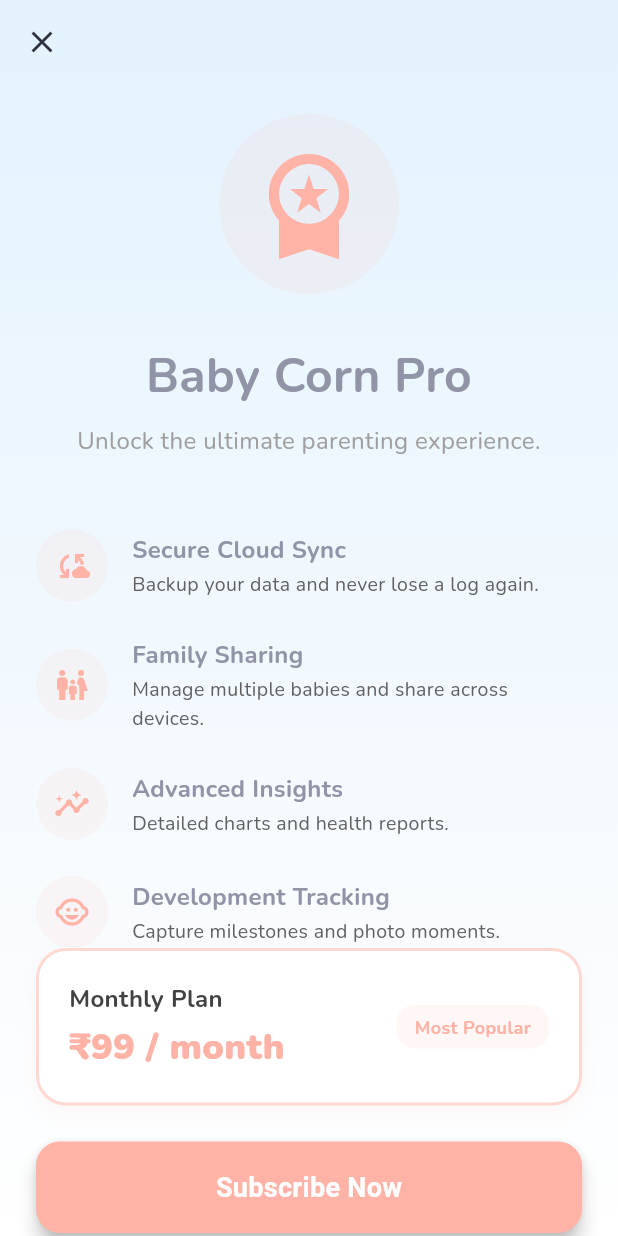
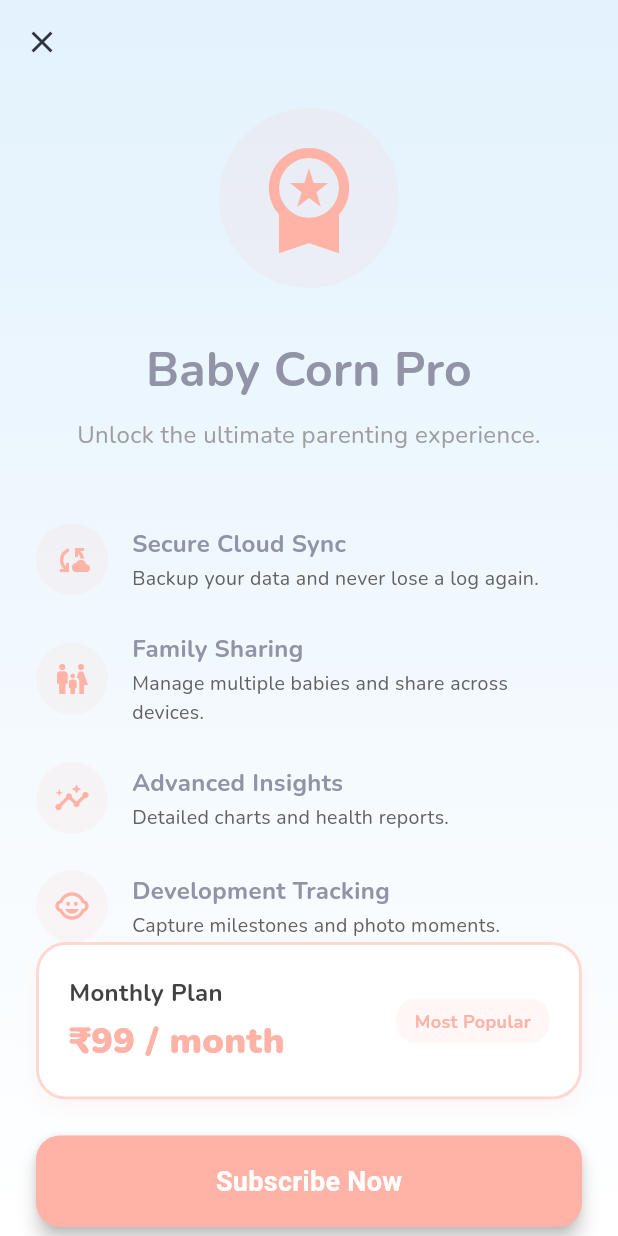
Before and after one commit to iamPrashanta/baby-corn-apk, a Flutter app: the SubscriptionScreen screen opened by its route, on a phone screen of 412 x 824 dp. Run offline on Flutter 3.47's test engine with Material 3 defaults, Android fonts, the phone set to English and light mode, and no system bars; our stand-ins replace cloud_firestore, connectivity_plus, file_picker, firebase_auth, firebase_core, flutter_animate and 16 more; missing offline and left inert: firebase_app_check, flutter_windowmanager_plus, home_widget; accounts and stored records are empty.

Commit message:
feat: implement MomentModel with Hive support and add subscription screen with core utility widgets

```diff
--- a/lib/core/local_storage/hive_manager.dart
+++ b/lib/core/local_storage/hive_manager.dart
@@ -20,13 +20,25 @@ class HiveManager {
   static Future<void> init() async {
     await Hive.initFlutter();
 
-    // Register Adapters
+    // Register Adapters safely
+    if (!Hive.isAdapterRegistered(0)) {
       Hive.registerAdapter(RecordModelAdapter());
+    }
+    if (!Hive.isAdapterRegistered(1)) {
       Hive.registerAdapter(ActiveSessionModelAdapter());
+    }
+    if (!Hive.isAdapterRegistered(2)) {
       Hive.registerAdapter(SanskarModelAdapter());
+    }
+    if (!Hive.isAdapterRegistered(3)) {
       Hive.registerAdapter(SanskarRuleAdapter());
+    }
+    if (!Hive.isAdapterRegistered(4)) {
       Hive.registerAdapter(SanskarOffsetUnitAdapter());
+    }
+    if (!Hive.isAdapterRegistered(20)) {
       Hive.registerAdapter(MomentModelAdapter());
+    }
 
     // Open Boxes
     await Future.wait([
--- /dev/null
+++ b/lib/core/widgets/safe_scrollable_wrapper.dart
@@ -0,0 +1,40 @@
+import 'package:flutter/material.dart';
+
+/// A helper widget that ensures content is scrollable if it exceeds the screen height,
+/// while still allowing `Spacer` or `Expanded` to work when the content is smaller than the screen.
+/// It automatically applies `SafeArea` to prevent content from hiding under the system navigation bar or notch.
+class SafeScrollableWrapper extends StatelessWidget {
+  final Widget child;
+  final bool applySafeArea;
+
+  const SafeScrollableWrapper({
+    super.key,
+    required this.child,
+    this.applySafeArea = true,
+  });
+
+  @override
+  Widget build(BuildContext context) {
+    Widget content = LayoutBuilder(
+      builder: (context, constraints) {
+        return SingleChildScrollView(
+          physics: const BouncingScrollPhysics(),
+          child: ConstrainedBox(
+            constraints: BoxConstraints(
+              minHeight: constraints.maxHeight,
+            ),
+            child: IntrinsicHeight(
+              child: child,
+            ),
+          ),
+        );
+      },
+    );
+
+    if (applySafeArea) {
+      content = SafeArea(child: content);
+    }
+
+    return content;
+  }
+}
--- a/lib/features/development/domain/models/moment_model.dart
+++ b/lib/features/development/domain/models/moment_model.dart
@@ -2,8 +2,8 @@ import 'package:hive/hive.dart';
 
 part 'moment_model.g.dart';
 
-@HiveType(typeId: 4)
-class MomentModel {
+@HiveType(typeId: 20)
+class MomentModel extends HiveObject {
   @HiveField(0)
   final String id;
 
--- a/lib/features/settings/presentation/screens/subscription_screen.dart
+++ b/lib/features/settings/presentation/screens/subscription_screen.dart
@@ -3,6 +3,7 @@
 import 'package:flutter/material.dart';
 import 'package:flutter_riverpod/flutter_riverpod.dart';
 import '../../../../core/constants/app_colors.dart';
+import '../../../../core/widgets/safe_scrollable_wrapper.dart';
 import '../providers/premium_provider.dart';
 
 class SubscriptionScreen extends ConsumerWidget {
@@ -33,13 +34,12 @@ class SubscriptionScreen extends ConsumerWidget {
                 : [Colors.blue.shade50, Colors.white],
           ),
         ),
-        child: SafeArea(
+        child: SafeScrollableWrapper(
           child: Padding(
-            padding: const EdgeInsets.symmetric(horizontal: 24.0),
+            padding: const EdgeInsets.symmetric(horizontal: 24.0, vertical: 16.0),
             child: Column(
               crossAxisAlignment: CrossAxisAlignment.stretch,
               children: [
-                const SizedBox(height: 20),
                 // Icon Header
                 Center(
                   child: Container(
```
Also changed, not shown: lib/features/development/domain/models/moment_model.g.dart, 1 other file. Lines whose indentation alone changed are shown as unchanged.
